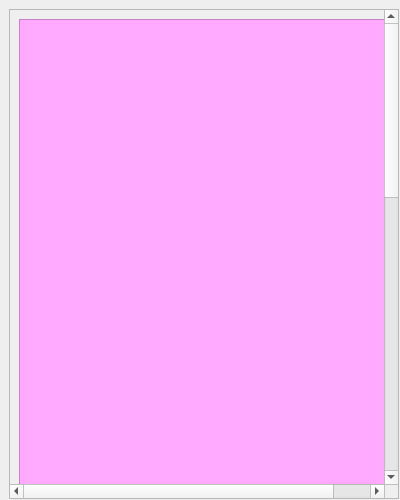
Qt form Interfaces/deleteWindow.ui (Robertoskb/Trabalho_POO) before a commit.
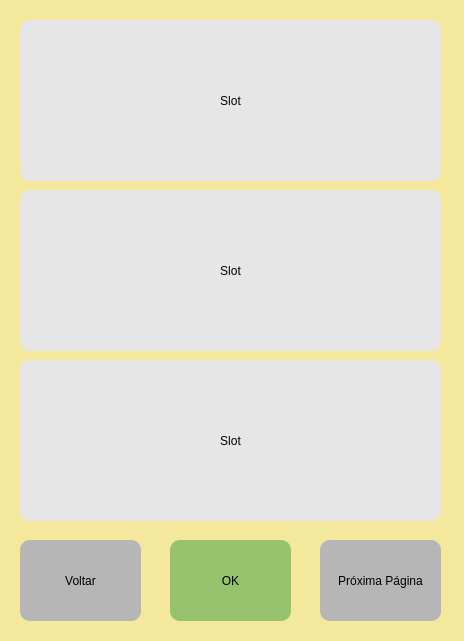
The same form after that commit.

Commit message: interfaces listar e excluir

Patch:
```diff
--- a/Interfaces/deleteWindow.ui
+++ b/Interfaces/deleteWindow.ui
@@ -6,84 +6,163 @@
    <rect>
     <x>0</x>
     <y>0</y>
-    <width>400</width>
-    <height>500</height>
+    <width>464</width>
+    <height>641</height>
    </rect>
   </property>
   <property name="minimumSize">
    <size>
-    <width>400</width>
-    <height>500</height>
+    <width>464</width>
+    <height>641</height>
    </size>
   </property>
   <property name="maximumSize">
    <size>
-    <width>400</width>
-    <height>500</height>
+    <width>464</width>
+    <height>641</height>
    </size>
   </property>
   <property name="windowTitle">
    <string>Excluir Lembrete</string>
   </property>
+  <property name="styleSheet">
+   <string notr="true">background-color: rgb(244, 232, 157);</string>
+  </property>
   <widget class="QWidget" name="centralwidget">
-   <layout class="QVBoxLayout" name="verticalLayout">
-    <item>
-     <widget class="QScrollArea" name="scrollArea">
-      <property name="minimumSize">
-       <size>
-        <width>390</width>
-        <height>490</height>
-       </size>
-      </property>
-      <property name="maximumSize">
-       <size>
-        <width>390</width>
-        <height>490</height>
-       </size>
-      </property>
-      <property name="widgetResizable">
-       <bool>true</bool>
-      </property>
-      <widget class="QWidget" name="scrollAreaWidgetContents">
-       <property name="geometry">
-        <rect>
-         <x>0</x>
-         <y>-747</y>
-         <width>418</width>
-         <height>1218</height>
-        </rect>
-       </property>
-       <layout class="QVBoxLayout" name="verticalLayout_2">
-        <item>
-         <widget class="QFrame" name="frameScroll">
-          <property name="minimumSize">
-           <size>
-            <width>400</width>
-            <height>1200</height>
-           </size>
-          </property>
-          <property name="maximumSize">
-           <size>
-            <width>400</width>
-            <height>1200</height>
-           </size>
-          </property>
-          <property name="styleSheet">
-           <string notr="true">background-color: rgb(255, 170, 255);</string>
-          </property>
-          <property name="frameShape">
-           <enum>QFrame::StyledPanel</enum>
-          </property>
-          <property name="frameShadow">
-           <enum>QFrame::Raised</enum>
-          </property>
-         </widget>
-        </item>
-       </layout>
-      </widget>
-     </widget>
-    </item>
-   </layout>
+   <widget class="QPushButton" name="leftButton">
+    <property name="geometry">
+     <rect>
+      <x>20</x>
+      <y>540</y>
+      <width>121</width>
+      <height>81</height>
+     </rect>
+    </property>
+    <property name="styleSheet">
+     <string notr="true">QPushButton{
+	border-radius:10px;
+	
+	background-color: rgb(182, 182, 182);
+}
+</string>
+    </property>
+    <property name="text">
+     <string>Voltar</string>
+    </property>
+   </widget>
+   <widget class="QPushButton" name="okButton">
+    <property name="geometry">
+     <rect>
+      <x>170</x>
+      <y>540</y>
+      <width>121</width>
+      <height>81</height>
+     </rect>
+    </property>
+    <property name="styleSheet">
+     <string notr="true">QPushButton{
+	border-radius:10px;
+	background-color: rgb(150, 193, 109);
+}
+
+QPushButton:hover{
+	background-color: rgb(169, 225, 109);
+}</string>
+    </property>
+    <property name="text">
+     <string>OK</string>
+    </property>
+   </widget>
+   <widget class="QPushButton" name="rightButton">
+    <property name="geometry">
+     <rect>
+      <x>320</x>
+      <y>540</y>
+      <width>121</width>
+      <height>81</height>
+     </rect>
+    </property>
+    <property name="styleSheet">
+     <string notr="true">QPushButton{
+	border-radius:10px;
+	
+	background-color: rgb(182, 182, 182);
+}
+</string>
+    </property>
+    <property name="text">
+     <string>Próxima Página</string>
+    </property>
+   </widget>
+   <widget class="QPushButton" name="noteButton1">
+    <property name="geometry">
+     <rect>
+      <x>20</x>
+      <y>20</y>
+      <width>421</width>
+      <height>161</height>
+     </rect>
+    </property>
+    <property name="styleSheet">
+     <string notr="true">QPushButton{
+	border-radius:10px;
+	background-color: rgb(230, 230, 230);
+}
+
+QPushButton:hover{
+	background-color: rgb(252, 188, 184);
+}</string>
+    </property>
+    <property name="text">
+     <string>Slot</string>
+    </property>
+   </widget>
+   <widget class="QPushButton" name="noteButton2">
+    <property name="geometry">
+     <rect>
+      <x>20</x>
+      <y>190</y>
+      <width>421</width>
+      <height>161</height>
+     </rect>
+    </property>
+    <property name="styleSheet">
+     <string notr="true">QPushButton{
+	border-radius:10px;
+	background-color: rgb(230, 230, 230);
+}
+
+QPushButton:hover{
+	background-color: rgb(252, 188, 184);
+}</string>
+    </property>
+    <property name="text">
+     <string>Slot</string>
+    </property>
+   </widget>
+   <widget class="QPushButton" name="noteButton3">
+    <property name="geometry">
+     <rect>
+      <x>20</x>
+      <y>360</y>
+      <width>421</width>
+      <height>161</height>
+     </rect>
+    </property>
+    <property name="styleSheet">
+     <string notr="true">QPushButton{
+	border-radius:10px;
+	background-color: rgb(230, 230, 230);
+}
+
+QPushButton:hover{
+	background-color: rgb(252, 188, 184);
+}</string>
+    </property>
+    <property name="text">
+     <string>Slot</string>
+    </property>
+   </widget>
   </widget>
  </widget>
  <resources/>
```
Left out of the diff: 19 changed lines with no effect on the pictures. The commit also changes 1 other file.
